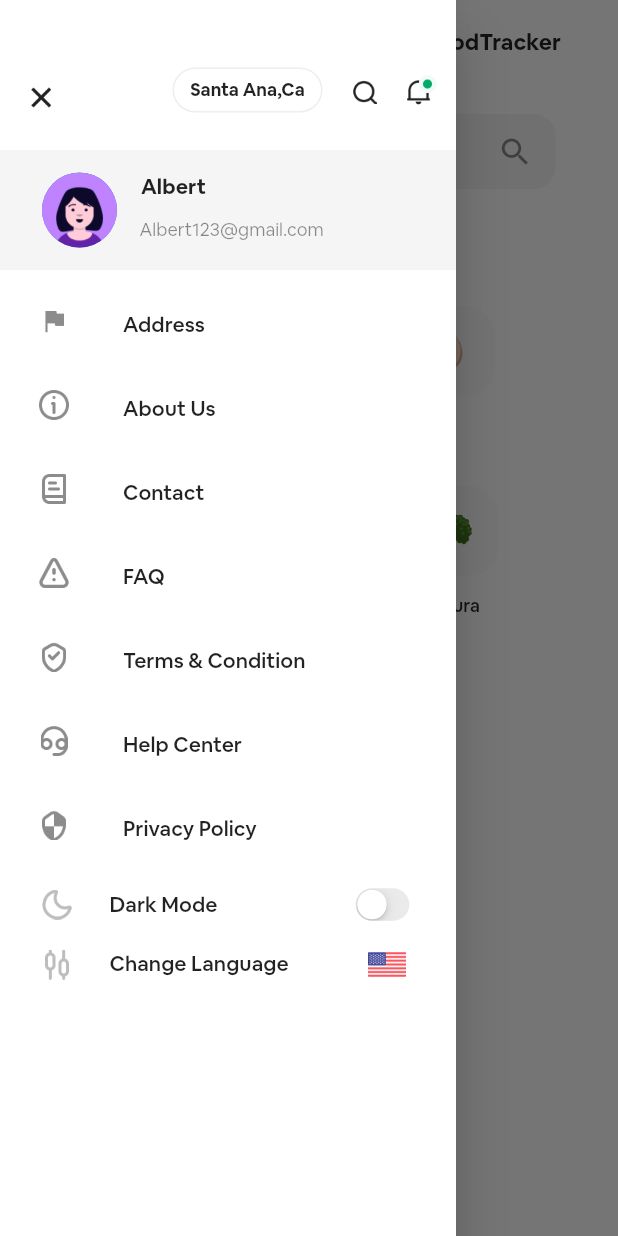
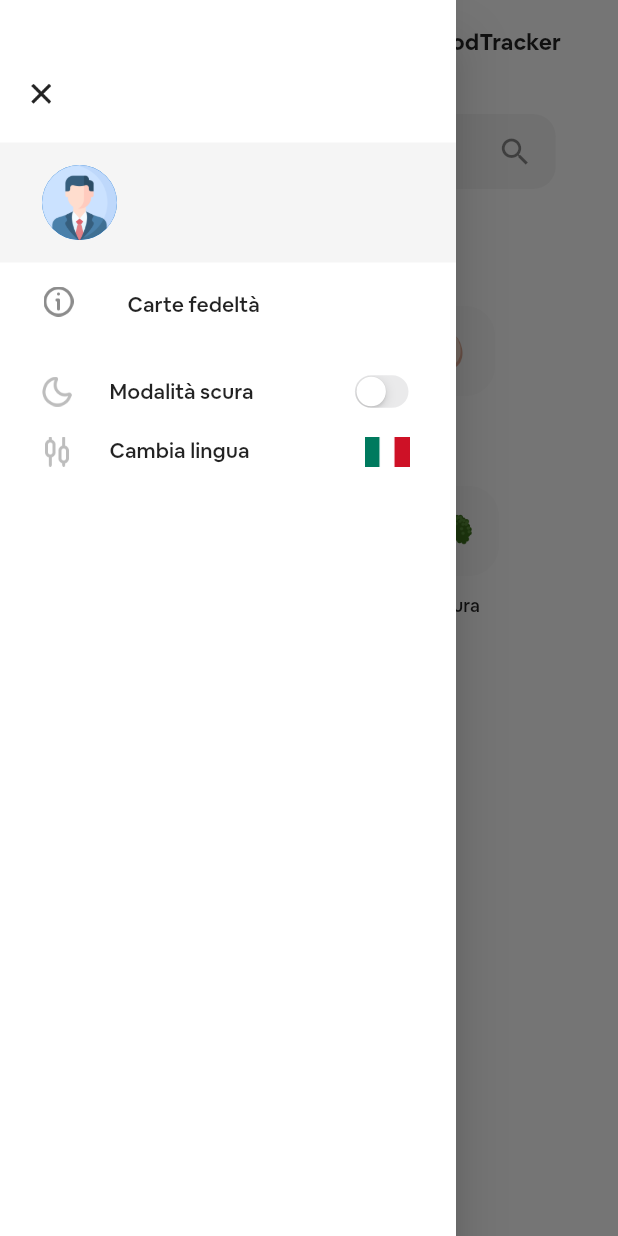
Before and after one commit to UniveLE/ingegneria-del-software, a Flutter app: the Home screen opened directly, with the side drawer open, on a phone screen of 412 x 824 dp. Run offline on Flutter 3.47's test engine with Material 2 defaults, Android fonts, the phone set to English and light mode, and no system bars; our stand-ins replace cloud_firestore, dotted_border, firebase_analytics, firebase_auth, firebase_core, firebase_crashlytics and 9 more; missing offline and left inert: another_stepper, clipboard, openfoodfacts; accounts and stored records are empty; network calls fail; statements that could not run were skipped.

Commit message:
Fix menù laterale

```diff
--- a/lib/home_page/home.dart
+++ b/lib/home_page/home.dart
@@ -1,16 +1,11 @@
 // ignore_for_file: file_names
 import 'dart:io';
+import 'package:firebase_auth/firebase_auth.dart';
 import 'package:flutter/cupertino.dart';
 import 'package:flutter/material.dart';
 import 'package:myfoodtracker/_utils/food_service.dart';
-import 'package:myfoodtracker/about.dart';
-import 'package:myfoodtracker/contact.dart';
-import 'package:myfoodtracker/help.dart';
 import 'package:myfoodtracker/home_page/search.dart';
 import 'package:myfoodtracker/home_page/search_result.dart';
-import 'package:myfoodtracker/language.dart';
-import 'package:myfoodtracker/notification/notification.dart';
-import 'package:myfoodtracker/privacy.dart';
 import 'package:myfoodtracker/showModalProduct.dart';
 import 'package:myfoodtracker/theme/theme_manager.dart';
 import 'package:openfoodfacts/openfoodfacts.dart' as off;
@@ -40,6 +35,7 @@ class _HomeState extends State<Home> with SingleTickerProviderStateMixin {
   final ScrollController _gridViewScrollController = ScrollController();
   List<off.Product>? mostScanned = [];
   int _page = 0;
+  User currentUser = FirebaseAuth.instance.currentUser!;
 
   @override
   void initState() {
@@ -166,75 +162,6 @@ class _HomeState extends State<Home> with SingleTickerProviderStateMixin {
                             ),
                           ),
                         ),
-                        Container(
-                          margin: const EdgeInsets.only(top: 45, left: 80),
-                          height: 30,
-                          width: 100,
-                          decoration: BoxDecoration(
-                              borderRadius: BorderRadius.circular(20),
-                              border: Border.all(color: Colors.grey.shade200)),
-                          child: Center(
-                              child: Text(
-                            "Santa Ana,Ca",
-                            style: TextStyle(
-                                color: notifire.textshscreenprimerycolor,
-                                fontSize: 12,
-                                fontFamily: "AirbnbCereal_W_Bd"),
-                          )),
-                        ),
-                        InkWell(
-                          onTap: () {
-                            Navigator.push(context, MaterialPageRoute(
-                              builder: (context) {
-                                return const Search();
-                              },
-                            ));
-                          },
-                          child: Container(
-                              margin: const EdgeInsets.only(top: 48, left: 20),
-                              height: 16,
-                              width: 16,
-                              child: Image.asset(
-                                "assets/logo/search_1.png",
-                                color: notifire.textshscreenprimerycolor,
-                              )),
-                        ),
-                        Center(
-                          child: Container(
-                            margin: const EdgeInsets.only(
-                                top: 47, right: 10, left: 20),
-                            //    color: notifire.spleshscreenprimerycolor,
-                            child: InkWell(
-                              onTap: () {
-                                Navigator.push(context, MaterialPageRoute(
-                                  builder: (context) {
-                                    return const Notifications();
-                                  },
-                                ));
-                              },
-                              child: Stack(children: [
-                                Container(
-                                  margin: const EdgeInsets.only(top: 3),
-                                  height: 17,
-                                  width: 16,
-                                  child: Image.asset(
-                                    "assets/logo/notification.png",
-                                    color: notifire.textshscreenprimerycolor,
-                                    width: 17,
-                                    height: 16,
-                                  ),
-                                ),
-                                Container(
-                                  margin: const EdgeInsets.only(
-                                      left: 8, bottom: 10),
-                                  height: 12,
-                                  width: 12,
-                                  child: Image.asset("assets/Badge.png"),
-                                )
-                              ]),
-                            ),
-                          ),
-                        ),
                       ]),
                   Container(
                     margin: const EdgeInsets.only(top: 25),
@@ -250,8 +177,7 @@ class _HomeState extends State<Home> with SingleTickerProviderStateMixin {
                             width: 50,
                             child: const CircleAvatar(
                               radius: 25,
-                              backgroundImage:
-                                  AssetImage("assets/profile_1.png"),
+                              backgroundImage: AssetImage("assets/profile.png"),
                             )),
                         Column(
                           children: [
@@ -261,7 +187,7 @@ class _HomeState extends State<Home> with SingleTickerProviderStateMixin {
                               height: 30,
                               width: 128,
                               child: Text(
-                                "Albert",
+                                currentUser.displayName.toString(),
                                 //getData.read("user")["name"],
                                 style: TextStyle(
                                     fontSize: 14,
@@ -275,7 +201,7 @@ class _HomeState extends State<Home> with SingleTickerProviderStateMixin {
                               height: 20,
                               width: 130,
                               child: Text(
-                                "Albert123@gmail.com",
+                                currentUser.email.toString(),
                                 // getData.read("user")["email"],
                                 style: TextStyle(
                                     fontSize: 12,
@@ -288,7 +214,7 @@ class _HomeState extends State<Home> with SingleTickerProviderStateMixin {
                       ],
                     ),
                   ),
-                  Container(
+                  /*Container(
                     margin: const EdgeInsets.only(left: 10, right: 80, top: 3),
                     height: 390,
                     width: 300,
@@ -462,6 +388,34 @@ class _HomeState extends State<Home> with SingleTickerProviderStateMixin {
                             ),
                           )
                         ]),
+                  ),*/
+                  Container(
+                    margin: EdgeInsets.only(left: 13),
+                    child: InkWell(
+                      onTap: () {
+                        //TODO: inserire pagina carte fedeltà
+                        /*Navigator.push(context, MaterialPageRoute(
+                          builder: (context) {
+                            return const Dataattribution();
+                          },
+                        ));*/
+                      },
+                      child: ListTile(
+                        leading: Image.asset(
+                          "assets/logo/about_1.png",
+                          height: 20,
+                          width: 20,
+                          color: notifire.mintextscreenprimerycolor,
+                        ),
+                        title: Text(
+                          "Carte fedeltà",
+                          style: TextStyle(
+                              fontFamily: "AirbnbCereal_W_Md",
+                              color: notifire.textshscreenprimerycolor,
+                              fontSize: 14),
+                        ),
+                      ),
+                    ),
                   ),
                   const SizedBox(
                     height: 10,
@@ -477,7 +431,7 @@ class _HomeState extends State<Home> with SingleTickerProviderStateMixin {
                       Container(
                         margin: const EdgeInsets.only(right: 45),
                         child: Text(
-                          "Dark Mode",
+                          "Modalità scura",
                           style: TextStyle(
                               fontFamily: "AirbnbCereal_W_Md",
                               color: notifire.textshscreenprimerycolor,
@@ -486,7 +440,7 @@ class _HomeState extends State<Home> with SingleTickerProviderStateMixin {
                       ),
                       SizedBox(
                         height: 40,
-                        width: 100,
+                        width: 62,
                         child: Transform.scale(
                           alignment: Alignment.centerRight,
                           scale: 0.7,
@@ -528,18 +482,18 @@ class _HomeState extends State<Home> with SingleTickerProviderStateMixin {
                       ),
                       InkWell(
                         onTap: () {
-                          Navigator.push(context, MaterialPageRoute(
+                          /*Navigator.push(context, MaterialPageRoute(
                             builder: (context) {
                               return const Language();
                             },
-                          ));
+                          ));*/
                         },
                         child: Container(
                           margin: const EdgeInsets.only(top: 10, right: 20),
                           height: 30,
                           width: 150,
                           child: Text(
-                            "Change Language",
+                            "Cambia lingua",
                             style: TextStyle(
                                 fontSize: 14,
                                 color: notifire.textshscreenprimerycolor,
@@ -550,7 +504,7 @@ class _HomeState extends State<Home> with SingleTickerProviderStateMixin {
                       SizedBox(
                         height: 25,
                         width: 30,
-                        child: Image.asset("assets/logo/flag.png"),
+                        child: Image.asset("assets/flag_1.png"),
                       )
                     ],
                   ),
```
Also changed, not shown: assets/flag_1.png (added), assets/profile.png (added).
